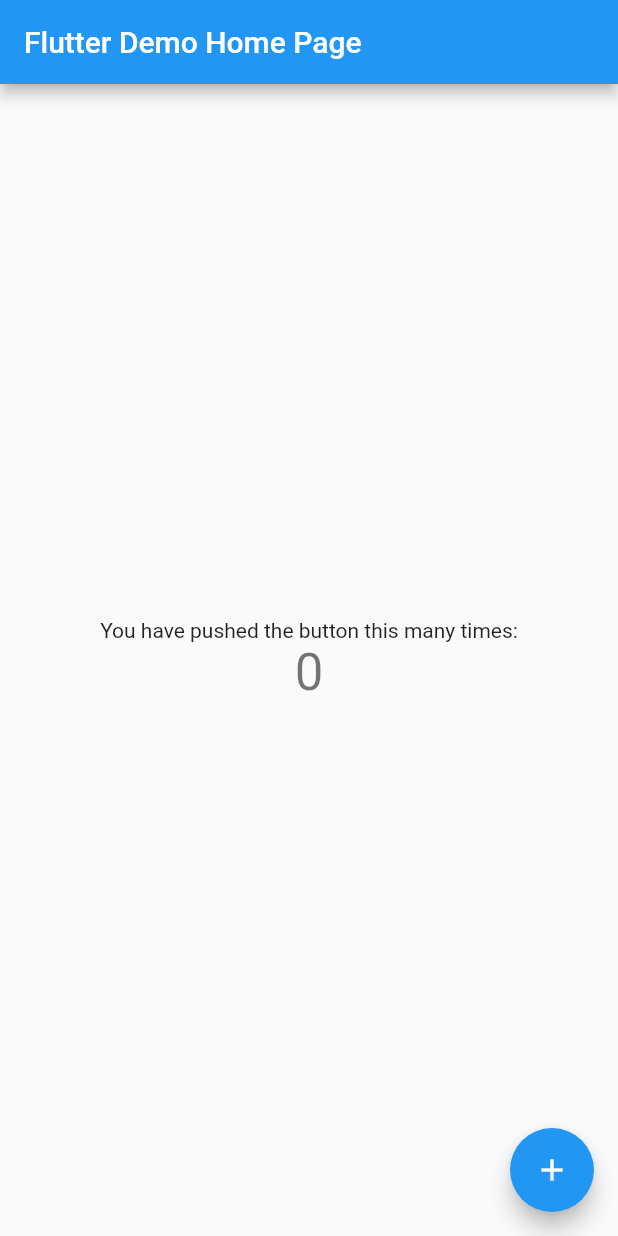
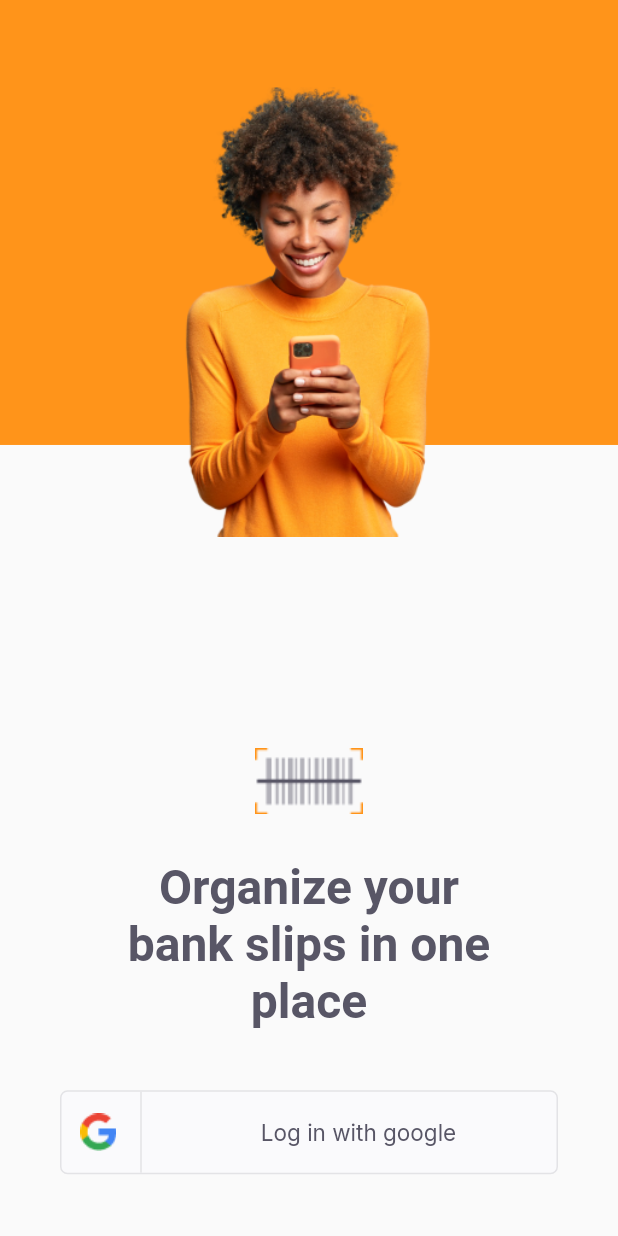
Before and after one commit to bryandsg/bank-slip-manager, a Flutter app: the screen it shows after launch, on a phone screen of 412 x 824 dp. Run offline on Flutter 3.47's test engine with Material 2 defaults, Android fonts, the light colour scheme and no system bars; our stand-ins replace google_fonts.

Commit message:
the application's thematization finished. created splash screen. created login screen. created basic layout of the home page.

```diff
--- a/lib/main.dart
+++ b/lib/main.dart
@@ -1,113 +1,23 @@
+import 'package:bank_slip_manager/modules/home/home_page.dart';
+import 'package:bank_slip_manager/modules/login/login_page.dart';
+import 'package:bank_slip_manager/modules/splash/splash_page.dart';
+import 'package:bank_slip_manager/shared/themes/app_colors.dart';
 import 'package:flutter/material.dart';
 
 void main() {
-  runApp(MyApp());
+  runApp(AppWidget());
 }
 
-class MyApp extends StatelessWidget {
+class AppWidget extends StatelessWidget {
   // This widget is the root of your application.
   @override
   Widget build(BuildContext context) {
     return MaterialApp(
-      title: 'Flutter Demo',
+      title: 'Pay Flow',
       theme: ThemeData(
-        // This is the theme of your application.
-        //
-        // Try running your application with "flutter run". You'll see the
-        // application has a blue toolbar. Then, without quitting the app, try
-        // changing the primarySwatch below to Colors.green and then invoke
-        // "hot reload" (press "r" in the console where you ran "flutter run",
-        // or simply save your changes to "hot reload" in a Flutter IDE).
-        // Notice that the counter didn't reset back to zero; the application
-        // is not restarted.
-        primarySwatch: Colors.blue,
+        primaryColor: AppColors.primary
       ),
-      home: MyHomePage(title: 'Flutter Demo Home Page'),
+      home: LoginPage()
     );
   }
 }
-
-class MyHomePage extends StatefulWidget {
-  MyHomePage({Key? key, required this.title}) : super(key: key);
-
-  // This widget is the home page of your application. It is stateful, meaning
-  // that it has a State object (defined below) that contains fields that affect
-  // how it looks.
-
-  // This class is the configuration for the state. It holds the values (in this
-  // case the title) provided by the parent (in this case the App widget) and
-  // used by the build method of the State. Fields in a Widget subclass are
-  // always marked "final".
-
-  final String title;
-
-  @override
-  _MyHomePageState createState() => _MyHomePageState();
-}
-
-class _MyHomePageState extends State<MyHomePage> {
-  int _counter = 0;
-
-  void _incrementCounter() {
-    setState(() {
-      // This call to setState tells the Flutter framework that something has
-      // changed in this State, which causes it to rerun the build method below
-      // so that the display can reflect the updated values. If we changed
-      // _counter without calling setState(), then the build method would not be
-      // called again, and so nothing would appear to happen.
-      _counter++;
-    });
-  }
-
-  @override
-  Widget build(BuildContext context) {
-    // This method is rerun every time setState is called, for instance as done
-    // by the _incrementCounter method above.
-    //
-    // The Flutter framework has been optimized to make rerunning build methods
-    // fast, so that you can just rebuild anything that needs updating rather
-    // than having to individually change instances of widgets.
-    return Scaffold(
-      appBar: AppBar(
-        // Here we take the value from the MyHomePage object that was created by
-        // the App.build method, and use it to set our appbar title.
-        title: Text(widget.title),
-      ),
-      body: Center(
-        // Center is a layout widget. It takes a single child and positions it
-        // in the middle of the parent.
-        child: Column(
-          // Column is also a layout widget. It takes a list of children and
-          // arranges them vertically. By default, it sizes itself to fit its
-          // children horizontally, and tries to be as tall as its parent.
-          //
-          // Invoke "debug painting" (press "p" in the console, choose the
-          // "Toggle Debug Paint" action from the Flutter Inspector in Android
-          // Studio, or the "Toggle Debug Paint" command in Visual Studio Code)
-          // to see the wireframe for each widget.
-          //
-          // Column has various properties to control how it sizes itself and
-          // how it positions its children. Here we use mainAxisAlignment to
-          // center the children vertically; the main axis here is the vertical
-          // axis because Columns are vertical (the cross axis would be
-          // horizontal).
-          mainAxisAlignment: MainAxisAlignment.center,
-          children: <Widget>[
-            Text(
-              'You have pushed the button this many times:',
-            ),
-            Text(
-              '$_counter',
-              style: Theme.of(context).textTheme.headline4,
-            ),
-          ],
-        ),
-      ),
-      floatingActionButton: FloatingActionButton(
-        onPressed: _incrementCounter,
-        tooltip: 'Increment',
-        child: Icon(Icons.add),
-      ), // This trailing comma makes auto-formatting nicer for build methods.
-    );
-  }
-}
--- /dev/null
+++ b/lib/modules/home/home_page.dart
@@ -0,0 +1,14 @@
+import 'package:flutter/material.dart';
+
+class HomePage extends StatelessWidget {
+  const HomePage({ Key? key }) : super(key: key);
+
+  @override
+  Widget build(BuildContext context) {
+    return Scaffold(
+      appBar: AppBar(
+        title: Text("Home Page")
+      ),
+    );
+  }
+}
--- /dev/null
+++ b/lib/modules/login/login_page.dart
@@ -0,0 +1,75 @@
+import 'package:bank_slip_manager/shared/themes/app_colors.dart';
+import 'package:bank_slip_manager/shared/themes/app_images.dart';
+import 'package:bank_slip_manager/shared/themes/app_text_styles.dart';
+import 'package:bank_slip_manager/shared/widgets/social_login/social_login_button.dart';
+import 'package:flutter/material.dart';
+
+class LoginPage extends StatefulWidget {
+  const LoginPage({Key? key}) : super(key: key);
+
+  @override
+  _LoginPageState createState() => _LoginPageState();
+}
+
+class _LoginPageState extends State<LoginPage> {
+  @override
+  Widget build(BuildContext context) {
+    final screenSize = MediaQuery.of(context).size;
+
+    return Scaffold(
+        body: Container(
+      width: screenSize.width,
+      height: screenSize.height,
+      child: Stack(
+        children: [
+          Container(
+            color: AppColors.primary,
+            width: screenSize.width,
+            height: screenSize.height * 0.36,
+          ),
+          Positioned(
+              top: screenSize.height * 0.07,
+              left: 0,
+              right: 0,
+              child: Image.asset(
+                AppImages.person,
+                width: 208,
+                height: 300,
+              )),
+          Positioned(
+            bottom: screenSize.height * 0.05,
+            left: 0,
+            right: 0,
+            child: Column(
+              mainAxisAlignment: MainAxisAlignment.center,
+              crossAxisAlignment: CrossAxisAlignment.center,
+              children: [
+                Image.asset(AppImages.logomini),
+                Padding(
+                  padding: const EdgeInsets.only(top: 30, left: 70, right: 70),
+                  child: Text(
+                    "Organize your bank slips in one place",
+                    style: TextStyles.titleHome,
+                    textAlign: TextAlign.center,
+                  ),
+                ),
+                Padding(
+                  padding: const EdgeInsets.only(
+                    left: 40,
+                    right: 40,
+                    top: 40,
+                  ),
+                  child: SocialLoginButton(
+                    onTap: () {
+                      print("clicou");
+                    },
+                  ),
+                )
+              ],
+            ),
+          )
+        ],
+      ),
+    ));
+  }
+}
--- /dev/null
+++ b/lib/modules/splash/splash_page.dart
@@ -0,0 +1,20 @@
+import 'package:bank_slip_manager/shared/themes/app_colors.dart';
+import 'package:bank_slip_manager/shared/themes/app_images.dart';
+import 'package:flutter/material.dart';
+
+class SplashPage extends StatelessWidget {
+  const SplashPage({ Key? key }) : super(key: key);
+
+  @override
+  Widget build(BuildContext context) {
+    return Scaffold(
+      backgroundColor: AppColors.background,
+      body: Stack(
+        children: [
+          Center(child: Image.asset(AppImages.union)),
+          Center(child: Image.asset(AppImages.logoFull))
+        ],
+      ),
+    );
+  }
+}
--- /dev/null
+++ b/lib/shared/themes/app_images.dart
@@ -0,0 +1,7 @@
+class  AppImages {
+static  const logoFull = "assets/images/logofull.png";
+static  const logomini = "assets/images/logomini.png";
+static  const union = "assets/images/union.png";
+static  const person = "assets/images/person.png";
+static  const google = "assets/images/google.png";
+}
--- /dev/null
+++ b/lib/shared/widgets/social_login/social_login_button.dart
@@ -0,0 +1,55 @@
+import 'package:bank_slip_manager/shared/themes/app_colors.dart';
+import 'package:bank_slip_manager/shared/themes/app_images.dart';
+import 'package:bank_slip_manager/shared/themes/app_text_styles.dart';
+import 'package:flutter/material.dart';
+
+class SocialLoginButton extends StatelessWidget {
+  final VoidCallback onTap;
+  const SocialLoginButton({Key? key, required this.onTap}) : super(key: key);
+
+  @override
+  Widget build(BuildContext context) {
+    return InkWell(
+        onTap: this.onTap,
+          child: Container(
+        height: 56,
+        decoration: BoxDecoration(
+            color: AppColors.shape,
+            borderRadius: BorderRadius.circular(5),
+            border: Border.fromBorderSide(BorderSide(color: AppColors.stroke))),
+        child: Row(
+          children: [
+            Expanded(
+                flex: 1,
+                child: Row(
+                  mainAxisAlignment: MainAxisAlignment.center,
+                  children: [
+                    Image.asset(AppImages.google),
+                    SizedBox(
+                      width: 16,
+                    ),
+                    Container(
+                      height: 56,
+                      width: 1,
+                      color: AppColors.stroke,
+                    )
+                  ],
+                )),
+            Expanded(
+              flex: 4,
+              child: Row(
+                mainAxisAlignment: MainAxisAlignment.center,
+                children: [
+                  Text(
+                    "Log in with google",
+                    style: TextStyles.buttonGrey,
+                  ),
+                ],
+              ),
+            )
+          ],
+        ),
+      ),
+    );
+  }
+}
--- a/pubspec.yaml
+++ b/pubspec.yaml
@@ -47,8 +47,8 @@
   uses-material-design: true
 
   # To add assets to your application, add an assets section, like this:
-  # assets:
-  #   - images/a_dot_burr.jpeg
+  assets:
+    - assets/images/
   #   - images/a_dot_ham.jpeg
 
   # An image asset can refer to one or more resolution-specific "variants", see
```
Also changed, not shown: assets/images/google.png (added), assets/images/logofull.png (added), assets/images/logomini.png (added), assets/images/person.png (added), assets/images/union.png (added).
